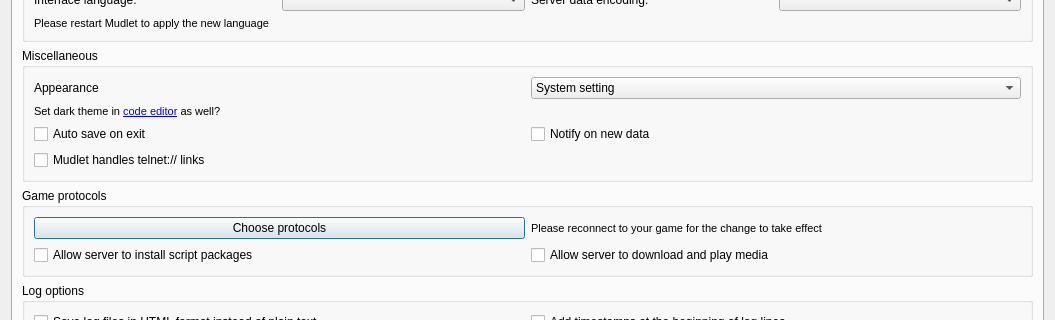
Above: src/ui/profile_preferences.ui from Mudlet/Mudlet before the change; both pictures show x 0 to 1055 and y 184 to 504 of the 1055 by 876 pixel window. Below: the same form after it.
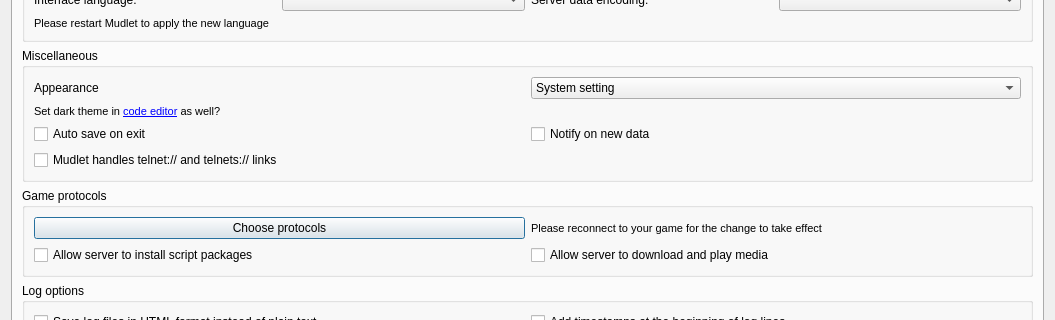
That is the form after the change. The open tabs and pages were chosen to show the change. Icons and pictures are not drawn. Custom widgets are drawn as their Qt base class.

Commit message:
Add telnets:// URI scheme support for TLS-encrypted telnet connections
Extends the existing telnet:// URI handling to support telnets:// for
secure connections. Uses IANA-assigned default port 992 for telnets
when no port is specified. Registers telnets:// as a protocol handler
on Windows, Linux, and macOS alongside telnet://.

What changed in the file:
```diff
--- a/src/ui/profile_preferences.ui
+++ b/src/ui/profile_preferences.ui
@@ -299,7 +299,7 @@
           <item row="3" column="0" colspan="2">
            <widget class="QCheckBox" name="telnetHandlerEnabled">
             <property name="text">
-             <string>Mudlet handles telnet:// links</string>
+             <string>Mudlet handles telnet:// and telnets:// links</string>
             </property>
             <property name="toolTip">
              <string>&lt;p&gt;If checked, Mudlet will be registered as the default handler for telnet:// links in your system.&lt;/p&gt;</string>
```
Left out of the diff: 2 changed lines with no effect on the pictures. The commit also changes 7 other files.
